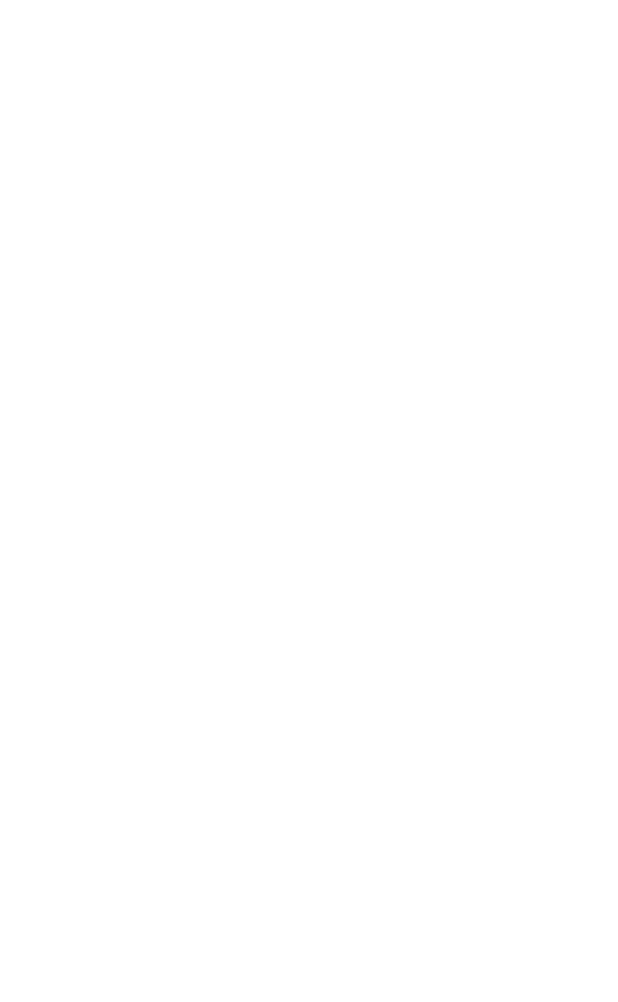
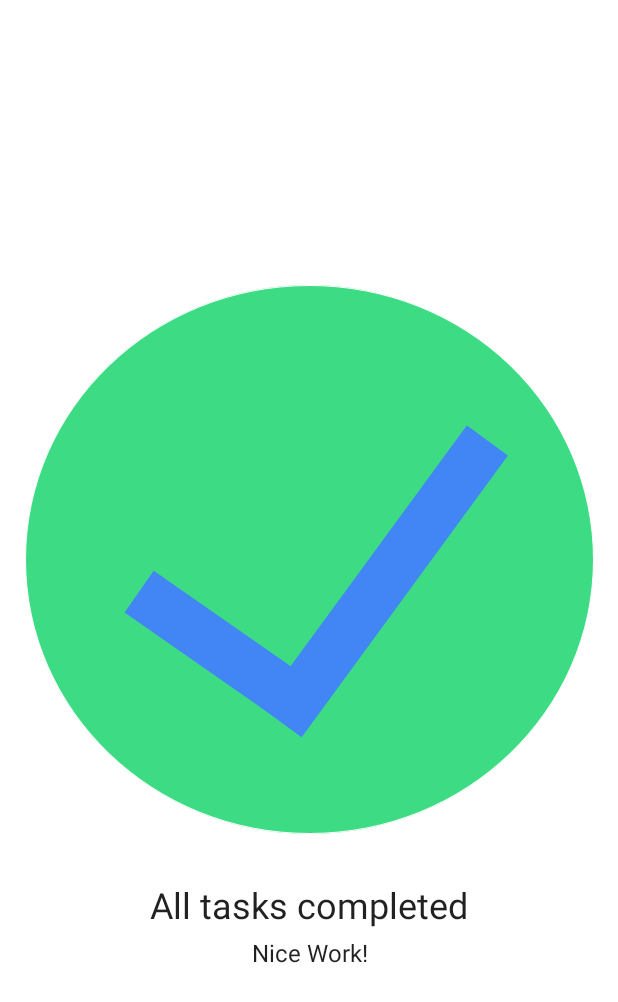
Before and after one commit to C-Brener/TaskManager, an Android app built with Jetpack Compose: the screen it shows after launch (MainActivity), on a phone screen of 412 x 824 dp. Before the commit the part shown is empty. Shown: the top 1002 px of the screen. Run offline under Robolectric (Android 15) with nearby library versions, the phone set to English and light mode, and no system bars.

```diff
--- a/app/src/main/java/com/example/taskmanager/MainActivity.kt
+++ b/app/src/main/java/com/example/taskmanager/MainActivity.kt
@@ -31,6 +31,9 @@ class MainActivity : ComponentActivity() {
                     modifier = Modifier.fillMaxSize(),
                     color = MaterialTheme.colors.background
                 ) {
+                    SplashScreen(painterResource(id = R.drawable.ic_task_completed), taskStatus = stringResource(
+                        id = R.string.task_status_text
+                    ), subTitle = stringResource(id = R.string.nice_work_text))
                 }
             }
         }
```
